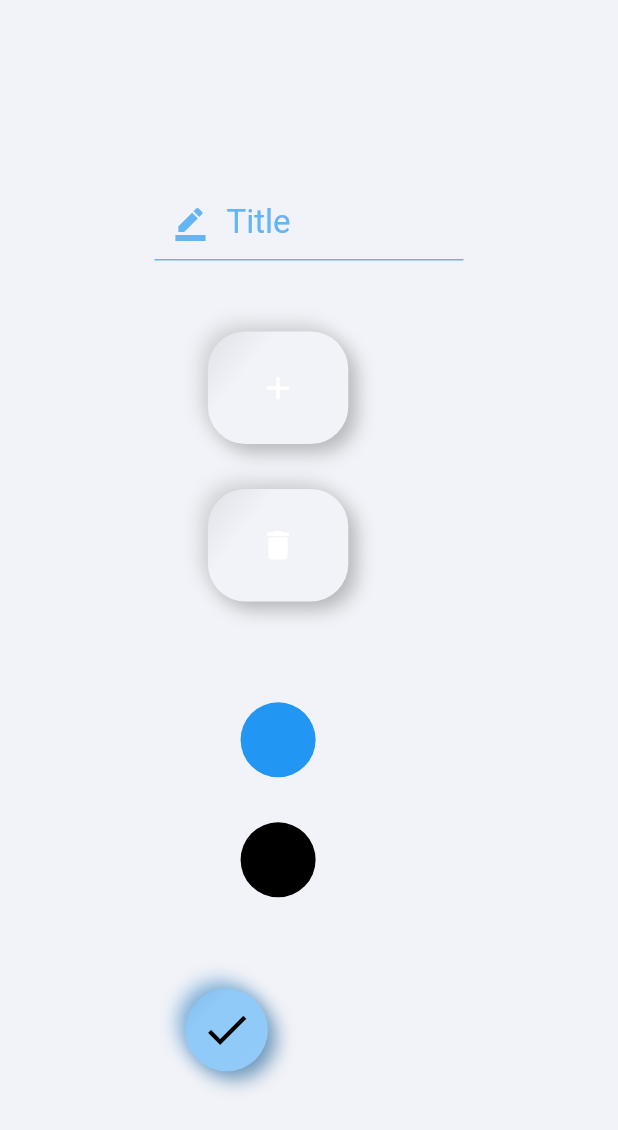
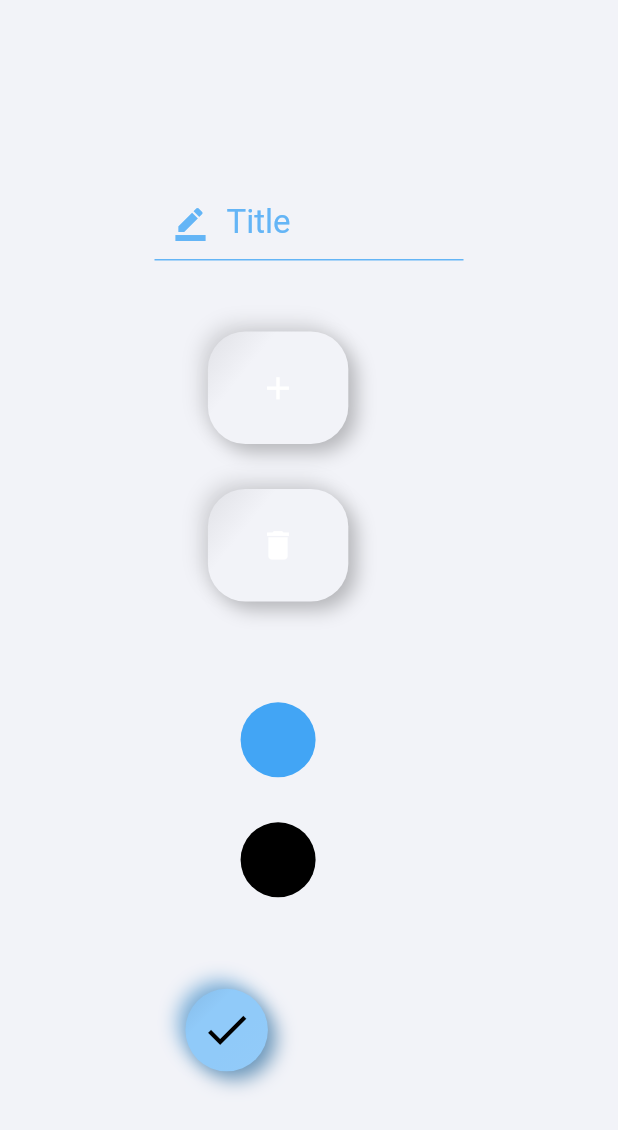
Before and after one commit to Omine100/Grow, a Flutter app: the AddGoalScreen screen opened directly, on a phone screen of 412 x 824 dp. Shown: the top 1130 px of the screen. Run offline on Flutter 3.47's test engine with Material 2 defaults, Android fonts, the phone set to English and light mode, and no system bars; our stand-ins replace bubble_bottom_bar, cloud_firestore, firebase_auth, fl_chart, flutter_swiper, intro_slider and 1 more; accounts and stored records are empty.

Commit message:
themes.dart
Working still on getting darkTheme working for everything and the color choices right

```diff
--- a/grow_2.7/grow/lib/models/dataLists.dart
+++ b/grow_2.7/grow/lib/models/dataLists.dart
@@ -6,7 +6,6 @@ class DataLists {
   List<Icon> _iconList;
   List<Color> _colorList;
   HomeScreen homeScreen = new HomeScreen();
-  bool checkDarkTheme = homeScreen.checkDarkTheme();
 
   //MECHANICS: GET ICON DATA
   Icon getIconData(int position) {
@@ -19,13 +18,13 @@ class DataLists {
   }
 
   //MECHANICS: GET COLOR DATA
-  Color getColorData(int position) {
-    return _colorData(_colorList, position);
+  Color getColorData(int position, bool darkTheme) {
+    return _colorData(_colorList, position, darkTheme);
   }
 
   //MECHANICS: GET COLOR LIST
-  List<Color> getColorList() {
-    return _colorListData(_colorListData(_colorList));
+  List<Color> getColorList(bool darkTheme) {
+    return _colorListData(_colorList, darkTheme);
   }
 }
 
@@ -45,16 +44,16 @@ Icon _iconData(List<Icon> _iconList, int position) {
 }
 
 //MECHANICS: COLOR DATA INITIALIZATION
-List<Color> _colorListData(List<Color> _colorList) {
+List<Color> _colorListData(List<Color> _colorList, bool darkTheme) {
   _colorList = new List<Color>();
-  _colorList.add(Colors.blue);
-  _colorList.add(Colors.black);
+  _colorList.add(!darkTheme ? Colors.blue.shade400 : Colors.blue.shade600);
+  _colorList.add(!darkTheme ? Colors.black : Colors.grey.shade700);
 
   return _colorList;
 }
 
 //MECHANICS: GET COLOR DATA RETURN
-Color _colorData(List<Color> _colorList, int position) {
-  _colorList = _colorListData(_colorList);
+Color _colorData(List<Color> _colorList, int position, bool darkTheme) {
+  _colorList = _colorListData(_colorList, darkTheme);
   return _colorList[position];
 }
--- a/grow_2.7/grow/lib/pages/addGoal.dart
+++ b/grow_2.7/grow/lib/pages/addGoal.dart
@@ -2,8 +2,10 @@ import 'package:flutter/material.dart';
 
 import 'package:grow/services/authentication.dart';
 import 'package:grow/services/cloudFirestore.dart';
+import 'package:grow/services/themes.dart';
 import 'package:grow/models/dataLists.dart';
 import 'package:grow/widgets/neumorphicContainer.dart';
+import 'package:grow/pages/home.dart';
 
 class AddGoalScreen extends StatefulWidget {
   AddGoalScreen({Key key, this.auth, this.logoutCallback, this.userId});
@@ -20,6 +22,7 @@ class AddGoalScreen extends StatefulWidget {
 class _AddGoalScreenState extends State<AddGoalScreen> {
   //VARIABLE DECLARATION
   CloudFirestore cloudFirestore = new CloudFirestore();
+  Themes themes = new Themes();
   DataLists dataLists = new DataLists();
   final _titleTextEditingController = TextEditingController();
   String iconPositionController, colorPositionController;
@@ -91,7 +94,7 @@ class _AddGoalScreenState extends State<AddGoalScreen> {
   //USER INTERFACE: SHOW COLORS FOR COLOR
   Widget showColors() {
     return new ListView.builder(
-      itemCount: dataLists.getColorList().length,
+      itemCount: dataLists.getColorList(themes.checkDarkTheme(context)).length,
       itemBuilder: (context, index) {
         return Padding(
           padding: EdgeInsets.only(top: 15.0, bottom: 15.0, left: 15.0, right: 15.0),
@@ -104,7 +107,7 @@ class _AddGoalScreenState extends State<AddGoalScreen> {
               width: 50.0,
               decoration: BoxDecoration(
                 shape: BoxShape.circle,
-                color: dataLists.getColorData(index),
+                color: dataLists.getColorData(index, themes.checkDarkTheme(context)),
               ),
               child: null,
             ),
--- /dev/null
+++ b/grow_2.7/grow/lib/services/themes.dart
@@ -0,0 +1,37 @@
+import 'package:flutter/material.dart';
+
+class Themes {
+  //THEME: LIGHT THEME
+  ThemeData lightTheme() {
+    return ThemeData(
+      primarySwatch: Colors.blue,
+      backgroundColor: Colors.blue.shade200,
+      scaffoldBackgroundColor: Colors.white,
+      dialogBackgroundColor: Color.fromARGB(255, 242, 243, 248),
+      accentColor: Colors.blue.shade300,
+      textSelectionColor: Colors.grey.shade700,
+      textSelectionHandleColor: Colors.grey.shade600,
+      secondaryHeaderColor: Colors.grey.shade200,
+      cardColor: Colors.grey.shade300,
+    );
+  }
+
+  //THEME: DARK THEME
+  ThemeData darkTheme() {
+    return ThemeData(
+      brightness: Brightness.dark,
+      accentColor: Colors.blue.shade400,
+      textSelectionColor: Colors.grey.shade400,
+      textSelectionHandleColor: Colors.grey.shade300,
+    );
+  }
+
+  //MECHANICS: CHECK DARK THEME
+  bool checkDarkTheme(BuildContext context) {
+    var brightness = MediaQuery.of(context).platformBrightness;
+    if (brightness == Brightness.dark) {
+      return true;
+    }
+    return false;
+  }
+}
```
Also changed, not shown: grow_2.7/grow/lib/main.dart (+5 -16 lines), grow_2.7/grow/lib/pages/home.dart (+3 -11 lines).
